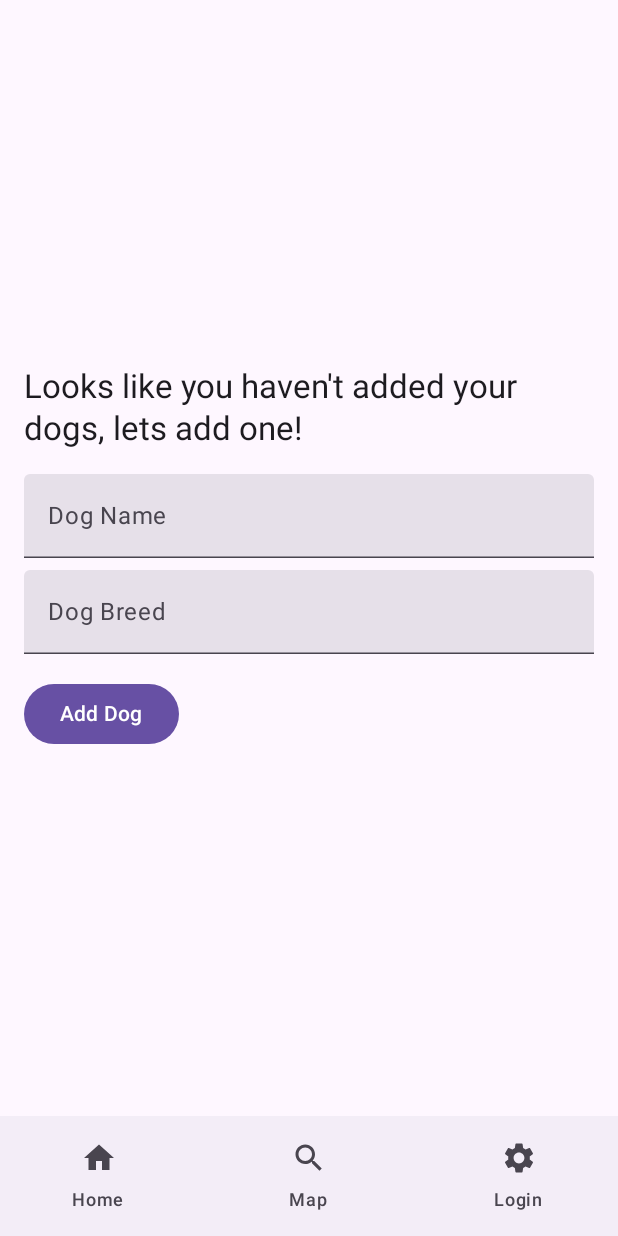
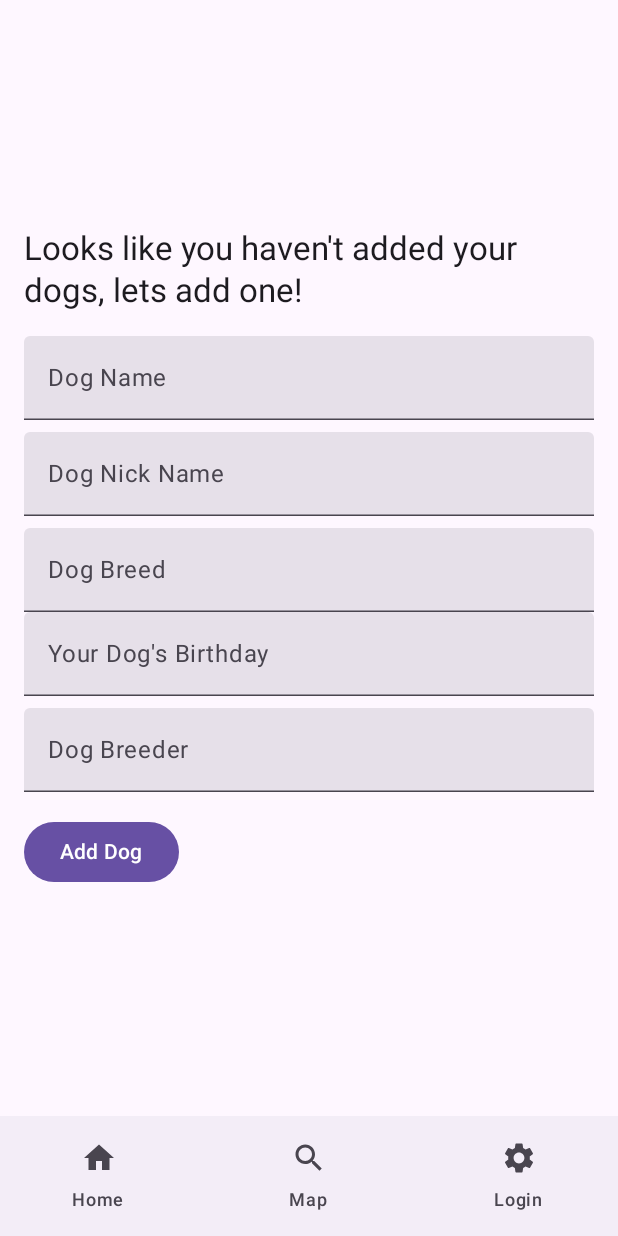
Before and after one commit to mattia-lerario/Dogday, an Android app built with Jetpack Compose: the AddDogScreen screen opened through its navigation route, on a phone screen of 412 x 824 dp. Run offline under Robolectric (Android 15) with nearby library versions, the phone set to English and light mode, and no system bars; our stand-ins replace Firebase (no records; nobody signed in at launch, a user with empty details on screens opened directly).

Commit message:
Commit Changes on AddDogScreen.kt, Dog.kt, FirestoreInteractions.kt, HomeScreen.kt og User.kt

```diff
--- a/app/src/main/java/com/example/dogday/AddDogScreen.kt
+++ b/app/src/main/java/com/example/dogday/AddDogScreen.kt
@@ -7,12 +7,16 @@ import androidx.compose.runtime.*
 import androidx.compose.ui.Modifier
 import androidx.compose.ui.unit.dp
 import androidx.navigation.NavController
+import com.example.dogday.models.Dog
 import com.google.firebase.auth.FirebaseAuth
 
 @Composable
 fun AddDogScreen(navController: NavController) {
     var dogName by remember { mutableStateOf("") }
+    var dogNickName by remember { mutableStateOf("") }
+    var dogBirthday by remember { mutableStateOf("") }
     var dogBreed by remember { mutableStateOf("") }
+    var dogBreeder by remember { mutableStateOf("") }
 
     val firestoreInteractions = FirestoreInteractions()
 
@@ -36,9 +40,35 @@ fun AddDogScreen(navController: NavController) {
         Spacer(modifier = Modifier.height(8.dp))
 
         TextField(
+            value = dogNickName,
+            onValueChange = { dogNickName = it },
+            label = { Text("Dog Nick Name") },
+            modifier = Modifier.fillMaxWidth()
+        )
+
+        Spacer(modifier = Modifier.height(8.dp))
+
+        TextField(
             value = dogBreed,
             onValueChange = { dogBreed = it },
             label = { Text("Dog Breed") },
+            modifier = Modifier.fillMaxWidth()
+        )
+
+        TextField(
+            value = dogBirthday,
+            onValueChange = { dogBirthday = it },
+            label = { Text("Your Dog's Birthday") },
+            modifier = Modifier.fillMaxWidth()
+        )
+
+        Spacer(modifier = Modifier.height(8.dp))
+
+
+        TextField(
+            value = dogBreeder,
+            onValueChange = { dogBreeder = it },
+            label = { Text("Dog Breeder") },
             modifier = Modifier.fillMaxWidth()
         )
 
@@ -50,7 +80,13 @@ fun AddDogScreen(navController: NavController) {
                 val uid = FirebaseAuth.getInstance().currentUser?.uid
                 if (uid != null) {
                     // Create a Dog object
-                    val dog = Dog(name = dogName, breed = dogBreed)
+                    val dog = Dog(
+                        name = dogName,
+                        nickName = dogNickName,
+                        breed = dogBreed,
+                        birthday = dogBirthday,
+                        breeder = dogBreeder
+                        )
                     firestoreInteractions.addDogToUser(uid, dog)
 
                     navController.navigate("home")
--- a/app/src/main/java/com/example/dogday/HomeScreen.kt
+++ b/app/src/main/java/com/example/dogday/HomeScreen.kt
@@ -12,6 +12,7 @@ import androidx.compose.ui.Alignment
 import androidx.compose.ui.Modifier
 import androidx.compose.ui.unit.dp
 import androidx.navigation.NavHostController
+import com.example.dogday.models.Dog
 import com.google.firebase.auth.FirebaseAuth
 import com.google.firebase.firestore.FirebaseFirestore
 
--- a/app/src/main/java/com/example/dogday/models/FirestoreInteractions.kt
+++ b/app/src/main/java/com/example/dogday/models/FirestoreInteractions.kt
@@ -1,6 +1,7 @@
 package com.example.dogday
 
 import android.util.Log
+import com.example.dogday.models.Dog
 import com.google.firebase.firestore.FirebaseFirestore
 
 class FirestoreInteractions {
--- a/app/src/main/java/com/example/dogday/models/User.kt
+++ b/app/src/main/java/com/example/dogday/models/User.kt
@@ -1,4 +1,6 @@
 package com.example.dogday
+
+import com.example.dogday.models.Dog
 
 data class User(
     val uid: String = "",
```
Also changed, not shown: app/src/main/java/com/example/dogday/models/Dog.kt (+5 -2 lines).
